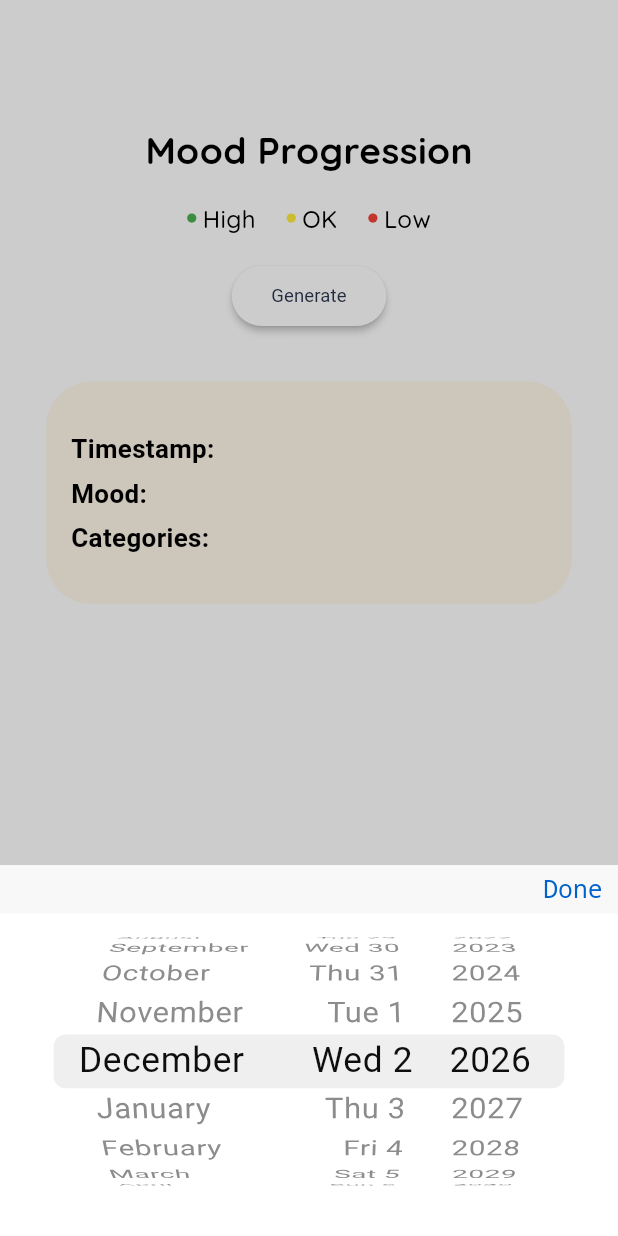
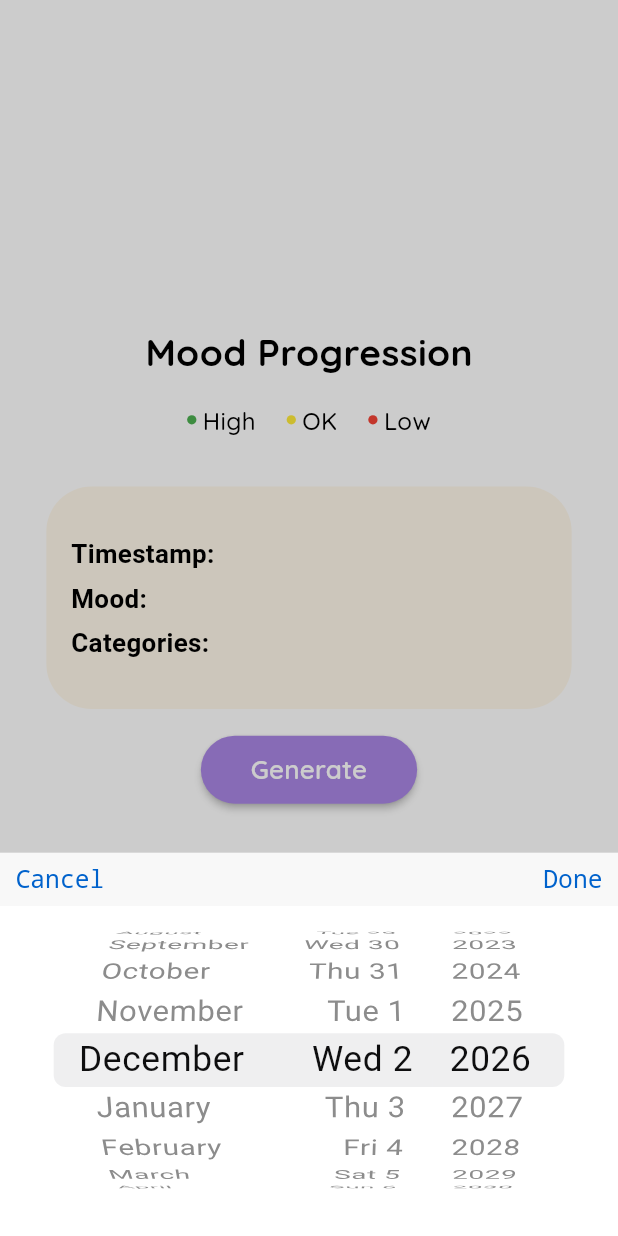
Before and after one commit to wwplr/MindTrace, a Flutter app: the screen it shows once a user with an empty profile is signed in, after a tap on "Generate", on a phone screen of 412 x 824 dp. Run offline on Flutter 3.47's test engine with Material 3 defaults, Android fonts, the phone set to English and light mode, and no system bars; drawn by our look-alikes of curved_labeled_navigation_bar; our stand-ins replace carousel_slider, cloud_firestore, file_picker, firebase_auth, firebase_core, flutter_local_notifications and 4 more; accounts and stored records are empty; project files that could hold a hidden picture were left out.

Commit message:
Fixed text scalar and small bugs

```diff
--- a/mind_trace/lib/chart/legend_widget.dart
+++ /dev/null
@@ -1 +0,0 @@
-// TODO Implement this library.
--- a/mind_trace/lib/home.dart
+++ b/mind_trace/lib/home.dart
@@ -160,12 +160,12 @@ class _HomeState extends State<Home> {
       case 'High':
         return 3;
       default:
-        return 0; // Handle unknown mood values
+        return 0;
     }
   }
 
   Future<void> getDatePicker(double height, double width) async {
-    double containerHeight = height * 0.3;
+    double containerHeight = height * 0.31;
     containerHeight = containerHeight > height ? height : containerHeight;
 
     setState(() {
@@ -174,7 +174,7 @@ class _HomeState extends State<Home> {
 
     showCupertinoModalPopup<void>(
       context: context,
-      builder: (_) {
+      builder: (BuildContext context) {
         return PopScope(
           canPop: false,
           child: Container(
@@ -184,9 +184,36 @@ class _HomeState extends State<Home> {
             height: containerHeight,
             child: Column(
               children: [
-                Container(
+                Row(
+                  children: [
+                    Expanded(
+                      child: Container(
+                        alignment: Alignment.topLeft,
+                        padding: EdgeInsets.only(left: width*0.025, top: height*0.01, bottom: height*0.01),
+                        decoration: BoxDecoration(
+                          color: Color(0xFFF8F8F8),
+                        ),
+                        child: GestureDetector(
+                          onTap: () {
+                            Navigator.pop(context);
+                          },
+                          child: Text(
+                            'Cancel',
+                            textAlign: TextAlign.right,
+                            style: TextStyle(
+                              fontSize: width * 0.04,
+                              fontWeight: FontWeight.normal,
+                              color: Color(0xFF0062CC),
+                              decoration: TextDecoration.none,
+                            ),
+                          ),
+                        ),
+                      ),
+                    ),
+                      Expanded(
+                        child: Container(
                           alignment: Alignment.topRight,
-                  padding: EdgeInsets.only(right: width*0.025, top: height*0.008, bottom: height*0.008),
+                          padding: EdgeInsets.only(right: width*0.025, top: height*0.01, bottom: height*0.01),
                           decoration: BoxDecoration(
                             color: Color(0xFFF8F8F8),
                           ),
@@ -218,6 +245,9 @@ class _HomeState extends State<Home> {
                             ),
                           ),
                         ),
+                      )
+                  ],
+                ),
                 SizedBox(
                   height: containerHeight - 50,
                   child: CupertinoDatePicker(
@@ -248,13 +278,13 @@ class _HomeState extends State<Home> {
       canPop: false,
       child: Scaffold(
         backgroundColor: Colors.white,
-        body: SingleChildScrollView(
+        body: Center(
             child: Column(
               mainAxisAlignment: MainAxisAlignment.center,
               crossAxisAlignment: CrossAxisAlignment.center,
               children: <Widget>[
                 Container(
-                  margin: EdgeInsets.only(top: height*0.1),
+                  //margin: EdgeInsets.only(top: height*0.1),
                   child: Text(
                     'Mood Progression',
                     style: TextStyle(
@@ -298,32 +328,6 @@ class _HomeState extends State<Home> {
                       ),
                     ],
                   ),
-                ),
-                Container(
-                    margin: EdgeInsets.only(bottom: height*0.02),
-                    alignment: Alignment.center,
-                    child: ElevatedButton(
-                        onPressed: () async {
-                          await getDatePicker(height, width);
-                        },
-                        style: ElevatedButton.styleFrom(
-                          fixedSize: Size((0.25*width), (0.02*height)),
-                          backgroundColor: Colors.white,
-                          shape: RoundedRectangleBorder(
-                              borderRadius: BorderRadius.circular(20)
-                          ),
-                          elevation: 2.0,
-                        ),
-                        child: Text(
-                            'Generate',
-                            textAlign: TextAlign.center,
-                            style: TextStyle(
-                                color: Color(0xFF2A364E),
-                                fontSize: fontSize,
-                                fontWeight: FontWeight.w400
-                            )
-                        )
-                    )
                 ),
                 noData ? Container(
                   child: Text(
@@ -462,6 +466,7 @@ class _HomeState extends State<Home> {
                                     textStyle: TextStyle(
                                         fontFamily: 'Quicksand',
                                         fontSize: fontSize*1.2,
+                                        fontWeight: FontWeight.normal,
                                         color: Colors.white
                                     ),
                                     message: 'Go to the + page and follow the instructions.',
@@ -477,6 +482,34 @@ class _HomeState extends State<Home> {
                       ),
                     ),
                   ),
+                ),
+                Container(
+                    margin: EdgeInsets.only(top: height*0.02),
+                    alignment: Alignment.center,
+                    child: ElevatedButton(
+                        onPressed: () async {
+                          await getDatePicker(height, width);
+                          print(width);
+                        },
+                        style: ElevatedButton.styleFrom(
+                          fixedSize: Size((0.35*width), (0.055*height)),
+                          backgroundColor: Color(0xFFA986E4),
+                          shape: RoundedRectangleBorder(
+                              borderRadius: BorderRadius.circular(width*0.055)
+                          ),
+                          elevation: 2.0,
+                        ),
+                        child: Text(
+                            'Generate',
+                            textAlign: TextAlign.center,
+                            style: TextStyle(
+                                color: Colors.white,
+                                fontFamily: 'Quicksand',
+                                fontSize: fontSize*1.4,
+                                fontWeight: FontWeight.w600
+                            )
+                        )
+                    )
                 ),
               ],
             )
--- a/mind_trace/lib/login.dart
+++ b/mind_trace/lib/login.dart
@@ -70,7 +70,7 @@ class _LoginState extends State<Login> {
           child: HomePage(),
         ),
       );
-    } on FirebaseAuthException catch (e) {
+    } on FirebaseAuthException {
       Navigator.pop(context);
       popup('Incorrect email or password');
     }
--- a/mind_trace/lib/main.dart
+++ b/mind_trace/lib/main.dart
@@ -55,9 +55,15 @@ class App extends StatelessWidget {
   Widget build(BuildContext context) {
     return
       MaterialApp(
-      debugShowCheckedModeBanner: false,
-      theme: ThemeData(),
-      home: const MainPage(),
+        debugShowCheckedModeBanner: false,
+        builder: (context, child) {
+          return MediaQuery(
+            child: child!,
+            data: MediaQuery.of(context).copyWith(textScaler: TextScaler.linear(1.0)),
+          );
+        },
+        theme: ThemeData(),
+        home: const MainPage(),
     );
   }
 }
--- a/mind_trace/lib/slider.dart
+++ b/mind_trace/lib/slider.dart
@@ -46,7 +46,7 @@ class _TSliderState extends State<TSlider> {
     } else if (index == 9) {
       description = "You will be directed to the Files app. Tap the zip file once to uncompress.";
     } else if (index == 10) {
-      description = "Open MindTrace app and click on the 'Choose File' button. Open the uncompressed folder and navigate to 'Activity'.";
+      description = "Open MindTrace app and click on the 'Upload File' button. Open the uncompressed folder and navigate to 'Activity'.";
     } else if (index == 11) {
       description = "Select 'Browsing History'.";
     }
--- a/mind_trace/lib/stacked_bar_chart.dart
+++ b/mind_trace/lib/stacked_bar_chart.dart
@@ -30,40 +30,40 @@ class StackedBarChart extends StatefulWidget {
   });
 
   @override
-  _StackedBarChartState createState() => _StackedBarChartState();
+  StackedBarChartState createState() => StackedBarChartState();
 }
 
-class _StackedBarChartState extends State<StackedBarChart> {
-  late List<List<Color?>> _blockBorderColors;
-  int? _previousBlockIndex;
-  int? _previousInnerBlockIndex;
+class StackedBarChartState extends State<StackedBarChart> {
+  late List<List<Color?>> blockBorderColors;
+  int? previousBlockIndex;
+  int? previousInnerBlockIndex;
 
   @override
   void initState() {
     super.initState();
-    _initializeBlockBorderColors();
-    _resetTapPositions();
+    initializeBlockBorderColors();
+    resetTapPositions();
   }
 
   @override
   void didUpdateWidget(StackedBarChart oldWidget) {
     super.didUpdateWidget(oldWidget);
     if (oldWidget.data != widget.data) {
-      _initializeBlockBorderColors();
-      _resetTapPositions();
+      initializeBlockBorderColors();
+      resetTapPositions();
     }
   }
 
-  void _resetTapPositions() {
-    _previousBlockIndex = null;
-    _previousInnerBlockIndex = null;
+  void resetTapPositions() {
+    previousBlockIndex = null;
+    previousInnerBlockIndex = null;
   }
 
-  void _initializeBlockBorderColors() {
+  void initializeBlockBorderColors() {
     if (widget.data.isEmpty) {
-      _blockBorderColors = [];
+      blockBorderColors = [];
     } else {
-      _blockBorderColors = List.generate(widget.data.length, (index) {
+      blockBorderColors = List.generate(widget.data.length, (index) {
         return List.generate(widget.data[index]!.length, (innerIndex) => null);
       });
     }
@@ -86,9 +86,9 @@ class _StackedBarChartState extends State<StackedBarChart> {
         },
         onTapCancel: () {
           setState(() {
-            _initializeBlockBorderColors();
-            _previousBlockIndex = null;
-            _previousInnerBlockIndex = null;
+            initializeBlockBorderColors();
+            previousBlockIndex = null;
+            previousInnerBlockIndex = null;
           });
         },
         child: Container( // Wrap CustomPaint with Container
@@ -105,9 +105,9 @@ class _StackedBarChartState extends State<StackedBarChart> {
               borderRadius: widget.borderRadius,
               borderColor: widget.borderColor,
               borderWidth: widget.borderWidth,
-              blockBorderColors: _blockBorderColors,
-              previousBlockIndex: _previousBlockIndex,
-              previousInnerBlockIndex: _previousInnerBlockIndex,
+              blockBorderColors: blockBorderColors,
+              previousBlockIndex: previousBlockIndex,
+              previousInnerBlockIndex: previousInnerBlockIndex,
             ),
           ),
         ),
@@ -128,24 +128,29 @@ class _StackedBarChartState extends State<StackedBarChart> {
       final maxTotalMoodChanges = widget.data.values.map((e) => e.length).reduce((value, element) => value > element ? value : element);
       final blockHeight = widget.maxHeight / maxTotalMoodChanges;
 
-      final blockIndex = ((tapPosition.dx - barStartPosition) / (widget.barWidth + widget.barSpacing)).floor();
-      final innerBlockIndex = ((widget.maxHeight - tapPosition.dy) / blockHeight).floor();
+      for (int blockIndex = 0; blockIndex < widget.data.length; blockIndex++) {
+        final moodChanges = widget.data[blockIndex] ?? [];
+        final startX = barStartPosition + (blockIndex * (widget.barWidth + widget.barSpacing));
+        final endX = startX + widget.barWidth;
 
-      if (blockIndex >= 0 && blockIndex < widget.data.length) {
-        final moodChanges = widget.data[blockIndex] ?? [];
-        if (innerBlockIndex >= 0 && innerBlockIndex < moodChanges.length) {
-          if (_previousBlockIndex != null && _previousInnerBlockIndex != null) {
-            _blockBorderColors[_previousBlockIndex!][_previousInnerBlockIndex!] = null;
+        for (int innerBlockIndex = 0; innerBlockIndex < moodChanges.length; innerBlockIndex++) {
+          final startY = widget.maxHeight - (innerBlockIndex + 1) * blockHeight;
+          final endY = startY + blockHeight;
+
+          if (tapPosition.dx >= startX && tapPosition.dx <= endX && tapPosition.dy >= startY && tapPosition.dy <= endY) {
+            if (previousBlockIndex != null && previousInnerBlockIndex != null) {
+              blockBorderColors[previousBlockIndex!][previousInnerBlockIndex!] = null;
             }
-          _blockBorderColors[blockIndex][innerBlockIndex] = isPressed ? widget.colors[moodChanges[innerBlockIndex] - 1] : widget.borderColor;
-          _previousBlockIndex = blockIndex;
-          _previousInnerBlockIndex = innerBlockIndex;
+            blockBorderColors[blockIndex][innerBlockIndex] = isPressed ? widget.colors[moodChanges[innerBlockIndex] - 1] : widget.borderColor;
+            previousBlockIndex = blockIndex;
+            previousInnerBlockIndex = innerBlockIndex;
             if (widget.onTap != null) {
               final moodValue = moodChanges[innerBlockIndex];
               final mood = getMood(moodValue);
               final timestamp = getTimestamp(blockIndex, innerBlockIndex);
               final category = getCategories(blockIndex, innerBlockIndex);
               widget.onTap!(mood, timestamp, category);
+            }
           }
         }
       }
```
Also changed, not shown: mind_trace/lib/account.dart (+2 -8 lines), mind_trace/lib/add.dart (+5 -4 lines). Lines whose indentation alone changed are shown as unchanged.
